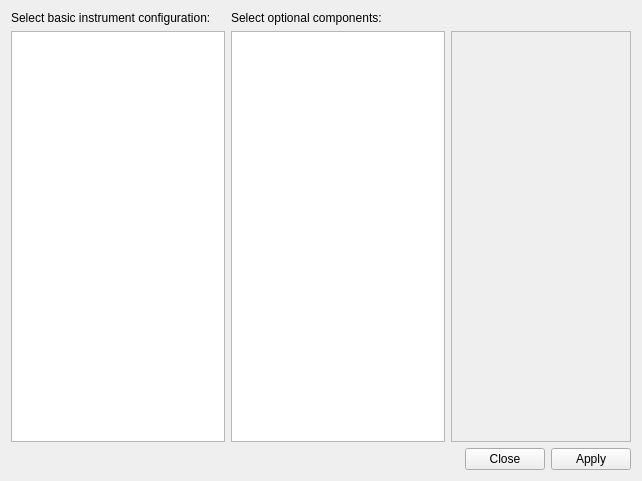
This is lib/nicos/clients/gui/panels/setup_setups.ui in mlz-ictrl/nicos as Qt 5 draws it before an edit. The edited form follows.
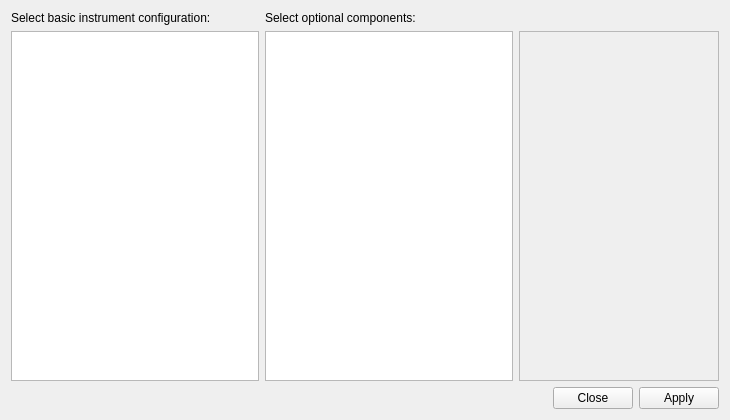
This is the edited form.

Commit message:
gui setup panels: give the panels a sane sizeHint()
The size hint is what the PanelDialog will use as the size of the dialog, when you
click on the "..." buttons in the expinfo panel.

```diff
--- a/lib/nicos/clients/gui/panels/setup_setups.ui
+++ b/lib/nicos/clients/gui/panels/setup_setups.ui
@@ -6,8 +6,8 @@
    <rect>
     <x>0</x>
     <y>0</y>
-    <width>642</width>
-    <height>481</height>
+    <width>730</width>
+    <height>407</height>
    </rect>
   </property>
   <property name="windowTitle">
@@ -35,7 +35,7 @@
        <property name="minimumSize">
         <size>
          <width>180</width>
-         <height>0</height>
+         <height>350</height>
         </size>
        </property>
       </widget>
@@ -54,7 +54,7 @@
       <widget class="QLabel" name="setupDescription">
        <property name="minimumSize">
         <size>
-         <width>180</width>
+         <width>200</width>
          <height>0</height>
         </size>
        </property>
```
The commit also changes 3 other files.
